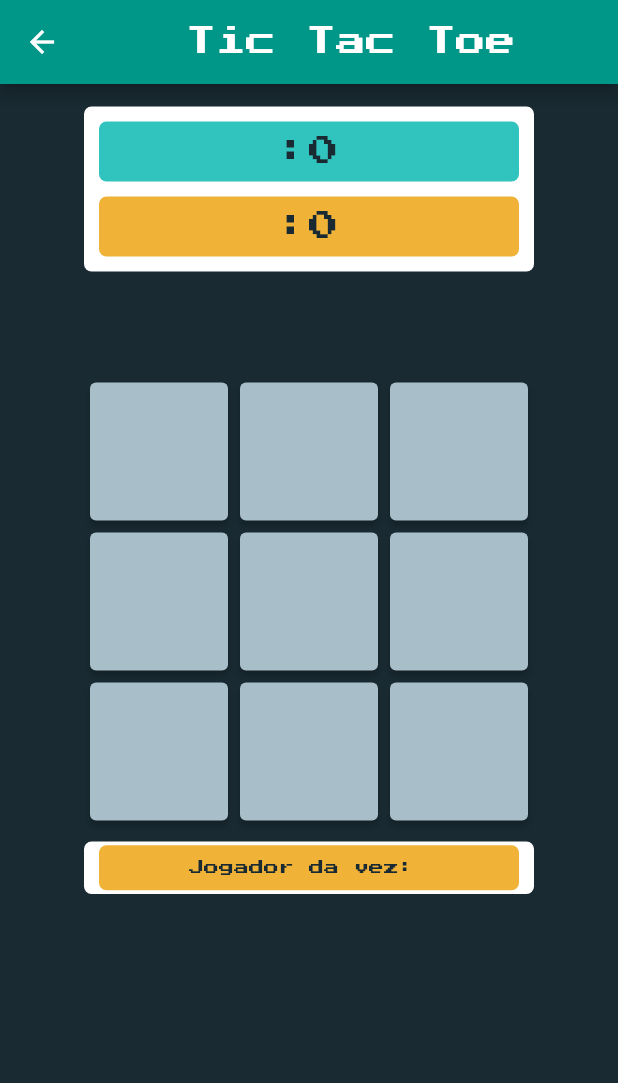
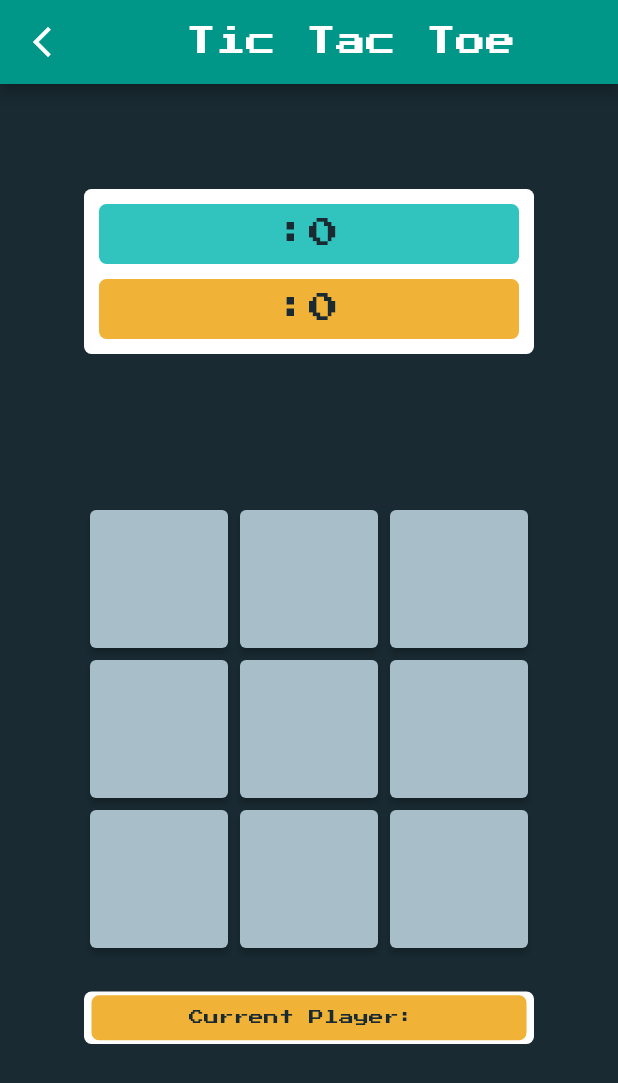
Before and after one commit to gelsonzeferino/tictactoe-Flutter, a Flutter app: the screen it shows after launch, after a tap on "New Game", on a phone screen of 412 x 824 dp. Shown: the top 1083 px of the screen. Run offline on Flutter 3.47's test engine with Material 2 defaults, Android fonts, the phone set to English and light mode, and no system bars; drawn by our look-alikes of google_mobile_ads; our stand-ins replace google_fonts, localization; network calls fail.

Commit message:
Refatorar o codigo

```diff
--- a/lib/app_widget.dart
+++ b/lib/app_widget.dart
@@ -1,7 +1,6 @@
 import 'package:flutter/material.dart';
 import 'package:flutter_localizations/flutter_localizations.dart';
 import 'package:localization/localization.dart';
-
 import 'modules/game_page.dart';
 import 'modules/home_page.dart';
 import 'shared/themes/colors.dart';
--- a/lib/modules/ad_state.dart
+++ b/lib/modules/ad_state.dart
@@ -7,9 +7,26 @@ class AdState {
 
   AdState(this.initialization);
 
+  String get bannerAdUnitId1 => Platform.isAndroid
+      //? 'ca-app-pub-3940256099942544/6300978111'
+      //: 'ca-app-pub-3940256099942544/6300978111';
+
+      ? 'ca-app-pub-4824006144019637/5068815077'
+      : 'ca-app-pub-4824006144019637/5068815077';
+
   String get bannerAdUnitId => Platform.isAndroid
+      //? 'ca-app-pub-3940256099942544/6300978111'
+      // : 'ca-app-pub-3940256099942544/6300978111';
+
       ? 'ca-app-pub-4824006144019637/3492764128'
       : 'ca-app-pub-4824006144019637/3492764128';
+
+  String get interstitialAdUnitId => Platform.isAndroid
+      //? 'ca-app-pub-3940256099942544/1033173712'
+      //: 'ca-app-pub-3940256099942544/1033173712';
+
+      ? 'ca-app-pub-4824006144019637/2789717233'
+      : 'ca-app-pub-4824006144019637/2789717233';
 
   BannerAdListener get adListener => _adListener;
 
--- a/lib/modules/game_page.dart
+++ b/lib/modules/game_page.dart
@@ -1,11 +1,16 @@
 import 'package:flutter/material.dart';
+import 'package:flutter/services.dart';
 import 'package:google_mobile_ads/google_mobile_ads.dart';
 import 'package:localization/localization.dart';
 import 'package:provider/provider.dart';
 import 'package:tictactoe/modules/ad_state.dart';
+import 'package:tictactoe/shared/Widgets/current_player_widget.dart';
+import 'package:tictactoe/shared/Widgets/winner_widget.dart';
 
 import 'package:tictactoe/shared/themes/colors.dart';
 
+import '../shared/Widgets/button_widget.dart';
+import '../shared/themes/themes.dart';
 import '../shared/utils.dart';
 import '../shared/player.dart';
 
@@ -18,7 +23,6 @@ class MainPage extends StatefulWidget {
 
 class _MainPageState extends State<MainPage> {
   BannerAd? banner;
-  BannerAd? banner2;
 
   @override
   void didChangeDependencies() {
@@ -28,12 +32,6 @@ class _MainPageState extends State<MainPage> {
     adState.initialization.then((status) {
       setState(() {
         banner = BannerAd(
-          adUnitId: adState.bannerAdUnitId,
-          size: AdSize.banner,
-          request: const AdRequest(),
-          listener: adState.adListener,
-        )..load();
-        banner2 = BannerAd(
           adUnitId: adState.bannerAdUnitId,
           size: AdSize.banner,
           request: const AdRequest(),
@@ -56,6 +54,13 @@ class _MainPageState extends State<MainPage> {
     setEmptyFields();
   }
 
+  void setEmptyScoreFields() {
+    Player.p1score = 0;
+    Player.p2score = 0;
+    Player.score = 0;
+    setEmptyFields();
+  }
+
   void setEmptyFields() => setState(() => matrix = List.generate(
         countMatrix,
         (_) => List.generate(countMatrix, (_) => Player.none),
@@ -66,11 +71,19 @@ class _MainPageState extends State<MainPage> {
 
   @override
   Widget build(BuildContext context) {
+    SystemChrome.setEnabledSystemUIMode(SystemUiMode.manual, overlays: []);
     int p1score = Player.p1score;
     int p2score = Player.p2score;
     return Scaffold(
       backgroundColor: AppColors.primary,
       appBar: AppBar(
+        leading: IconButton(
+          icon: const Icon(Icons.arrow_back_ios_new),
+          onPressed: () {
+            setEmptyScoreFields();
+            Navigator.of(context).pushReplacementNamed('home');
+          },
+        ),
         title: Center(
           child: Text(
             'game-title'.i18n(),
@@ -83,7 +96,7 @@ class _MainPageState extends State<MainPage> {
       body: SingleChildScrollView(
         child: Column(
           children: [
-            const SizedBox(height: 15),
+            const SizedBox(height: 70),
             Container(
               decoration: BoxDecoration(
                   color: Colors.white, borderRadius: BorderRadius.circular(5)),
@@ -127,80 +140,27 @@ class _MainPageState extends State<MainPage> {
                     ),
                   ]),
             ),
-            const SizedBox(height: 10),
+            const SizedBox(height: 25),
             if (banner == null)
               const SizedBox(height: 50)
             else
               // ignore: sized_box_for_whitespace
               Container(height: 50, child: AdWidget(ad: banner!)),
-            const SizedBox(height: 10),
+            const SizedBox(height: 25),
             Column(
               mainAxisAlignment: MainAxisAlignment.center,
               children: Utils.modelBuilder(matrix, (x, value) => buildRow(x)),
             ),
-            const SizedBox(height: 10),
+            const SizedBox(height: 25),
             Player.currentPlayer == Player.X
-                ? Container(
-                    decoration: BoxDecoration(
-                        color: Colors.white,
-                        borderRadius: BorderRadius.circular(5)),
-                    height: 35,
-                    width: 300,
-                    child: Column(
-                      mainAxisAlignment: MainAxisAlignment.center,
-                      children: [
-                        Container(
-                          decoration: BoxDecoration(
-                              color: AppColors.p1,
-                              borderRadius: BorderRadius.circular(5)),
-                          height: 30,
-                          width: 280,
-                          child: Center(
-                            child: Text(
-                              "Jogador da vez: $p1",
-                              style: const TextStyle(
-                                  fontSize: 10,
-                                  fontFamily: "PressStart2P",
-                                  color: AppColors.primary),
-                            ),
-                          ),
-                        ),
-                      ],
-                    ))
-                : Container(
-                    decoration: BoxDecoration(
-                        color: Colors.white,
-                        borderRadius: BorderRadius.circular(5)),
-                    height: 35,
-                    width: 300,
-                    child: Column(
-                      mainAxisAlignment: MainAxisAlignment.center,
-                      children: [
-                        Container(
-                          decoration: BoxDecoration(
-                              color: AppColors.p2,
-                              borderRadius: BorderRadius.circular(5)),
-                          height: 30,
-                          width: 280,
-                          child: Center(
-                            child: Text(
-                              "Jogador da vez: $p2",
-                              style: const TextStyle(
-                                  fontSize: 10,
-                                  fontFamily: "PressStart2P",
-                                  color: AppColors.primary),
-                            ),
-                          ),
-                        ),
-                      ],
-                    )),
-            const SizedBox(height: 10),
-            if (banner2 == null)
-              const SizedBox(height: 50)
-            else
-              // ignore: sized_box_for_whitespace
-              Container(height: 50, child: AdWidget(ad: banner2!)),
-            const SizedBox(height: 10),
+                ? CurrentPlayerWidget(
+                    color: AppColors.p1,
+                    player: p1,
+                  )
+                : CurrentPlayerWidget(
+                    color: AppColors.p2,
+                    player: p2,
+                  )
           ],
         ),
       ),
@@ -306,47 +266,69 @@ class _MainPageState extends State<MainPage> {
         context: context,
         barrierDismissible: false,
         builder: (context) => AlertDialog(
-          title: Text(title),
+          backgroundColor: Colors.transparent,
+          title: Column(
+            children: [
+              Player.currentPlayer == Player.O
+                  ? WinnerWidget(
+                      player: p1,
+                      style: TextStyles.p1,
+                      styleb: TextStyles.p1b,
+                    )
+                  : WinnerWidget(
+                      player: p2,
+                      style: TextStyles.p2,
+                      styleb: TextStyles.p2b,
+                    )
+            ],
+          ),
 
-          // ignore: sized_box_for_whitespace
+          // style: TextStyle(color: AppColors.p1)), ignore: sized_box_for_whitespace
 
-          content: Text('dialog-text'.i18n()),
+          content: Container(
+            decoration: BoxDecoration(
+                color: AppColors.primary,
+                borderRadius: BorderRadius.circular(10)),
+            height: 40,
+            child: Center(
+                child: Player.score == 3
+                    ? Text('rematch-text'.i18n(),
+                        style: const TextStyle(
+                            color: Colors.white,
+                            fontSize: 13,
+                            fontWeight: FontWeight.bold))
+                    : Text('new-round-text'.i18n(),
+                        style: const TextStyle(
+                            color: Colors.white,
+                            fontSize: 13,
+                            fontWeight: FontWeight.bold))),
+          ),
 
           actions: [
             Player.score == 3
-                ? ElevatedButton(
-                    style: ElevatedButton.styleFrom(
-                      primary: AppColors.primary,
-                    ),
+                ? ElevatedButtonWidget(
+                    primary: AppColors.p1,
+                    onPressed: () {
+                      setEmptyScoreFields();
+                      Navigator.of(context).pop();
+                    },
+                    text: 'rematch-button'.i18n(),
+                  )
+                : ElevatedButtonWidget(
                     onPressed: () {
                       setEmptyFields();
-                      Player.p1score = 0;
-                      Player.p2score = 0;
-                      Player.score = 0;
                       Navigator.of(context).pop();
                     },
-                    child: const Text('Nova Partida'),
-                  )
-                : ElevatedButton(
-                    style: ElevatedButton.styleFrom(
-                      primary: AppColors.primary,
-                    ),
-                    onPressed: () {
-                      setEmptyFields();
-
-                      Navigator.of(context).pop();
-                    },
-                    child: Text('rematch-button'.i18n()),
+                    text: 'new-round'.i18n(),
+                    primary: AppColors.p1,
                   ),
-            ElevatedButton(
+            ElevatedButtonWidget(
               onPressed: () {
-                setEmptyFields();
-                Player.p1score = 0;
-                Player.p2score = 0;
-                Player.score = 0;
+                setEmptyScoreFields();
                 Navigator.of(context).pushReplacementNamed('home');
               },
-              child: Text('exit-button'.i18n()),
+              primary: AppColors.p2,
+              text: 'exit-button'.i18n(),
             )
           ],
         ),
--- a/lib/modules/home_page.dart
+++ b/lib/modules/home_page.dart
@@ -1,13 +1,56 @@
 import 'package:flutter/material.dart';
 import 'package:flutter/services.dart';
+import 'package:google_mobile_ads/google_mobile_ads.dart';
 
 import 'package:localization/localization.dart';
+import 'package:provider/provider.dart';
 import 'package:tictactoe/shared/themes/colors.dart';
 
 import '../shared/player.dart';
+import 'ad_state.dart';
 
-class HomePage extends StatelessWidget {
+class HomePage extends StatefulWidget {
   const HomePage({Key? key}) : super(key: key);
+
+  @override
+  State<HomePage> createState() => _HomePageState();
+}
+
+class _HomePageState extends State<HomePage> {
+  InterstitialAd? interstitialAd;
+  bool isLoaded = false;
+  BannerAd? banner2;
+
+  @override
+  void didChangeDependencies() {
+    super.didChangeDependencies();
+    final adState = Provider.of<AdState>(context);
+
+    InterstitialAd.load(
+      adUnitId: adState.interstitialAdUnitId,
+      request: const AdRequest(),
+      adLoadCallback: InterstitialAdLoadCallback(onAdLoaded: (ad) {
+        setState(() {
+          isLoaded = true;
+          interstitialAd = ad;
+        });
+        print("Ad loaded");
+      }, onAdFailedToLoad: (error) {
+        print('InterstitialAd failed to load: $error.');
+      }),
+    );
+
+    adState.initialization.then((status) {
+      setState(() {
+        banner2 = BannerAd(
+          adUnitId: adState.bannerAdUnitId1,
+          size: AdSize.banner,
+          request: const AdRequest(),
+          listener: adState.adListener,
+        )..load();
+      });
+    });
+  }
 
   @override
   Widget build(BuildContext context) {
@@ -35,13 +78,14 @@ class HomePage extends StatelessWidget {
                       decoration: BoxDecoration(
                           color: Colors.white,
                           borderRadius: BorderRadius.circular(5)),
-                      height: 50,
+                      height: 55,
                       child: TextField(
                         maxLength: 10,
                         maxLengthEnforcement: MaxLengthEnforcement.enforced,
                         onChanged: (value) => p1 = value,
                         decoration: InputDecoration(
-                          contentPadding: const EdgeInsets.only(left: 5),
+                          contentPadding:
+                              const EdgeInsets.only(left: 10, top: 10),
                           border: InputBorder.none,
                           suffixIcon: const Icon(Icons.circle_outlined,
                               color: AppColors.p1),
@@ -65,7 +109,8 @@ class HomePage extends StatelessWidget {
                         onChanged: (value) => p2 = value,
                         decoration: InputDecoration(
                             border: InputBorder.none,
-                            contentPadding: const EdgeInsets.only(left: 5),
+                            contentPadding:
+                                const EdgeInsets.only(left: 10, top: 10),
                             counterText: "",
                             labelText: 'player2-input'.i18n(),
                             suffixIcon:
@@ -76,9 +121,13 @@ class HomePage extends StatelessWidget {
                   const SizedBox(height: 15),
                   ElevatedButton(
                     onPressed: () {
+                      if (isLoaded) {
+                        interstitialAd!.show();
+                      }
+
                       Player.player1 = p1;
                       Player.player2 = p2;
-                      Navigator.of(context).pushNamed('game_page');
+                      Navigator.of(context).pushReplacementNamed('game_page');
                     },
                     child: Padding(
                       padding: const EdgeInsets.all(15.0),
@@ -94,6 +143,13 @@ class HomePage extends StatelessWidget {
                 ],
               ),
             ),
+            const SizedBox(height: 25),
+            if (banner2 == null)
+              const SizedBox(height: 50)
+            else
+              // ignore: sized_box_for_whitespace
+              Container(height: 50, child: AdWidget(ad: banner2!)),
+            const SizedBox(height: 25),
           ],
         ),
       ),
--- /dev/null
+++ b/lib/shared/Widgets/current_player_widget.dart
@@ -0,0 +1,47 @@
+import 'package:flutter/material.dart';
+import 'package:localization/localization.dart';
+
+import '../themes/colors.dart';
+
+class CurrentPlayerWidget extends StatefulWidget {
+  final String player;
+  final Color color;
+
+  const CurrentPlayerWidget(
+      {Key? key, required this.player, required this.color})
+      : super(key: key);
+
+  @override
+  _CurrentPlayerWidgetState createState() => _CurrentPlayerWidgetState();
+}
+
+class _CurrentPlayerWidgetState extends State<CurrentPlayerWidget> {
+  @override
+  Widget build(BuildContext context) {
+    return Container(
+        decoration: BoxDecoration(
+            color: Colors.white, borderRadius: BorderRadius.circular(5)),
+        height: 35,
+        width: 300,
+        child: Column(
+          mainAxisAlignment: MainAxisAlignment.center,
+          children: [
+            Container(
+              decoration: BoxDecoration(
+                  color: widget.color, borderRadius: BorderRadius.circular(5)),
+              height: 30,
+              width: 290,
+              child: Center(
+                child: Text(
+                  'current-player'.i18n() + widget.player,
+                  style: const TextStyle(
+                      fontSize: 10,
+                      fontFamily: "PressStart2P",
+                      color: AppColors.primary),
+                ),
+              ),
+            ),
+          ],
+        ));
+  }
+}
--- /dev/null
+++ b/lib/shared/themes/themes.dart
@@ -0,0 +1,29 @@
+import 'package:flutter/material.dart';
+import 'package:google_fonts/google_fonts.dart';
+
+import 'colors.dart';
+
+class TextStyles {
+  static final p1 = GoogleFonts.pressStart2p(
+    fontSize: 16,
+    fontWeight: FontWeight.w600,
+    color: AppColors.p1,
+  );
+
+  static final p1b = GoogleFonts.pressStart2p(
+    fontSize: 13,
+    fontWeight: FontWeight.w600,
+    color: AppColors.p1,
+  );
+
+  static final p2 = GoogleFonts.pressStart2p(
+    fontSize: 16,
+    fontWeight: FontWeight.w600,
+    color: AppColors.p2,
+  );
+  static final p2b = GoogleFonts.pressStart2p(
+    fontSize: 13,
+    fontWeight: FontWeight.w600,
+    color: AppColors.p2,
+  );
+}
--- a/pubspec.yaml
+++ b/pubspec.yaml
@@ -41,6 +41,7 @@ dependencies:
   cupertino_icons: ^1.0.2
   google_mobile_ads: ^1.1.0
   provider: ^6.0.2
+  google_fonts: ^2.3.1
 
 dev_dependencies:
 
@@ -69,6 +70,8 @@ flutter:
   # To add assets to your application, add an assets section, like this:
   assets:
     - lib/i18n/
+
+    - assets/
   #   - images/a_dot_burr.jpeg
   #   - images/a_dot_ham.jpeg
 
```
Also changed, not shown: lib/i18n/en_US.json (+8 -4 lines), lib/i18n/es_ES.json (+9 -3 lines), lib/i18n/pt_BR.json (+7 -3 lines), lib/shared/Widgets/button_widget.dart (added, +29 -0 lines), lib/shared/Widgets/scoreboard_widget.dart (added, +67 -0 lines), lib/shared/Widgets/winner_widget.dart (added, +55 -0 lines), assets/trophy.png (added), pubspec.lock, 1 other file.
